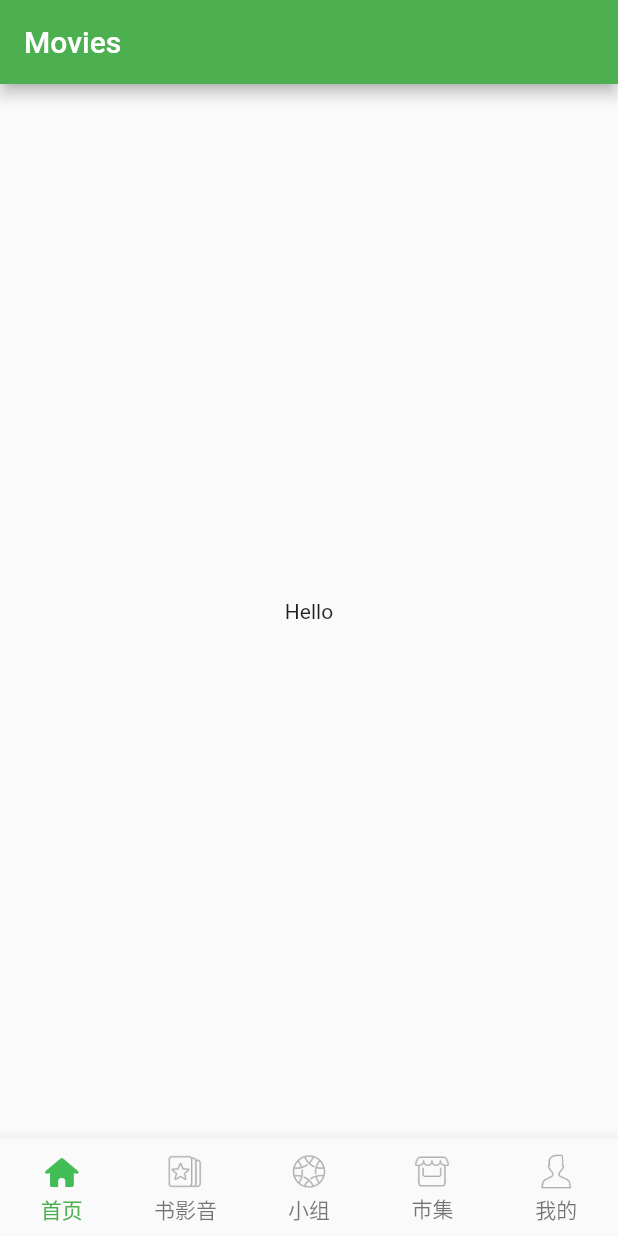
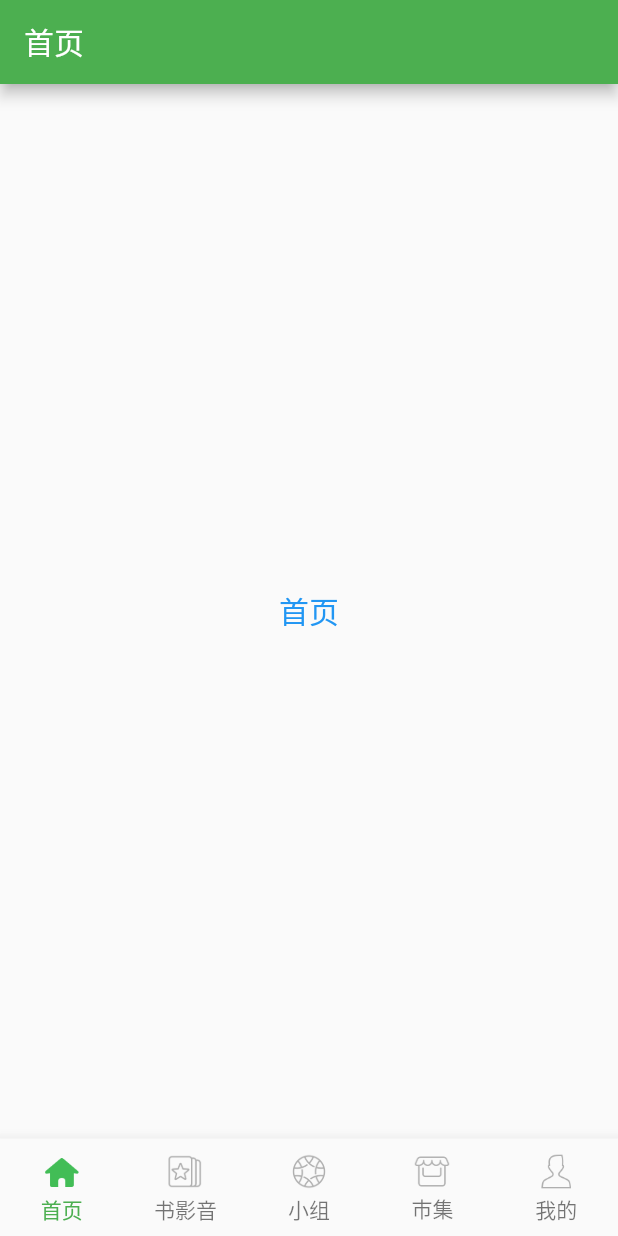
Before and after one commit to K-Philleani/douban_movies, a Flutter app: the screen it shows after launch, on a phone screen of 412 x 824 dp. Run offline on Flutter 3.47's test engine with Material 2 defaults, Android fonts, the phone set to English and light mode, and no system bars.

Commit message:
tabbar切换

```diff
--- a/lib/main.dart
+++ b/lib/main.dart
@@ -1,5 +1,11 @@
 import 'package:douban_movies/widgets/tabber_item.dart';
 import 'package:flutter/material.dart';
+import 'package:douban_movies/views/home/home.dart';
+import 'package:douban_movies/views/mall/mall.dart';
+import 'package:douban_movies/views/profile/profile.dart';
+import 'package:douban_movies/views/subject/subject.dart';
+import 'package:douban_movies/views/group/group.dart';
+
 // import 'package:flutter/rendering.dart';
 
 void main() {
@@ -37,11 +43,15 @@ class _MyStackState extends State<MyStackPage> {
   @override
   Widget build(BuildContext context) {
     return Scaffold(
-      appBar: AppBar(
-        title: const Text("Movies")
-      ),
-      body: const Center(
-        child: Text("Hello"),
+      body: IndexedStack(
+        index: _currentIndex,
+        children: const <Widget>[
+          Home(),
+          Subject(),
+          Group(),
+          Mall(),
+          Profile()
+        ],
       ),
       bottomNavigationBar: BottomNavigationBar(
         currentIndex: _currentIndex,
--- /dev/null
+++ b/lib/views/home/home.dart
@@ -0,0 +1,16 @@
+import 'package:flutter/material.dart';
+
+class Home extends StatelessWidget {
+  const Home({Key? key}) : super(key: key);
+  @override
+  Widget build(BuildContext context) {
+    return Scaffold(
+      appBar: AppBar(
+        title: const Text('首页')
+      ),
+      body: const Center(
+        child: Text('首页', style: TextStyle(fontSize: 20, color: Colors.blue))
+      )
+    );
+  }
+}
```
Also changed, not shown: lib/views/group/group.dart (added, +16 -0 lines), lib/views/mall/mall.dart (added, +16 -0 lines), lib/views/profile/profile.dart (added, +17 -0 lines), lib/views/subject/subject.dart (added, +18 -0 lines).
